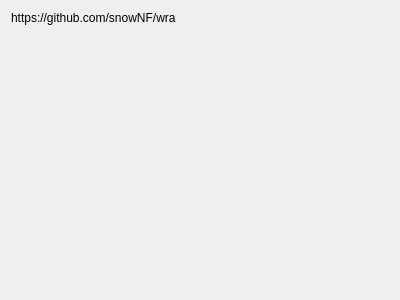
Before: the Qt Designer form container/control-panel/widgets/HomeWidget.ui in SnowNF/wra, drawn with Qt 5.
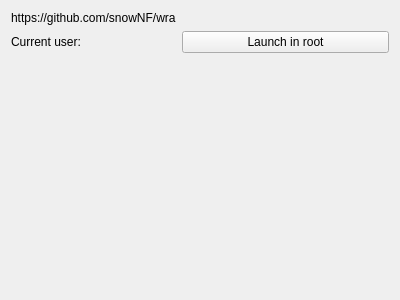
After: the same form once the commit is applied.

```diff
--- a/container/control-panel/widgets/HomeWidget.ui
+++ b/container/control-panel/widgets/HomeWidget.ui
@@ -21,6 +21,27 @@
      </property>
     </widget>
    </item>
+   <item row="1" column="0">
+    <widget class="QLabel" name="userLabel">
+     <property name="text">
+      <string>Current user: </string>
+     </property>
+    </widget>
+   </item>
+   <item row="1" column="1">
+    <widget class="QPushButton" name="userButton">
+     <property name="text">
+      <string>Launch in root</string>
+     </property>
+    </widget>
+   </item>
+   <item row="0" column="1">
+    <widget class="QLabel" name="empty">
+     <property name="text">
+      <string/>
+     </property>
+    </widget>
+   </item>
   </layout>
  </widget>
  <resources/>
```
